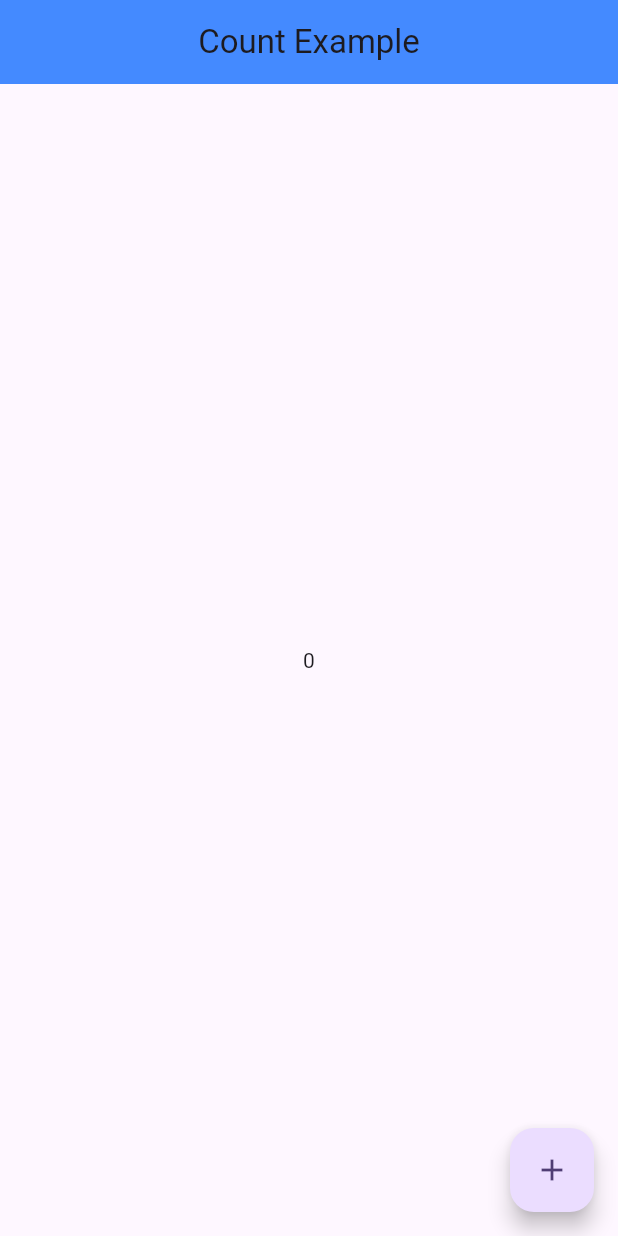
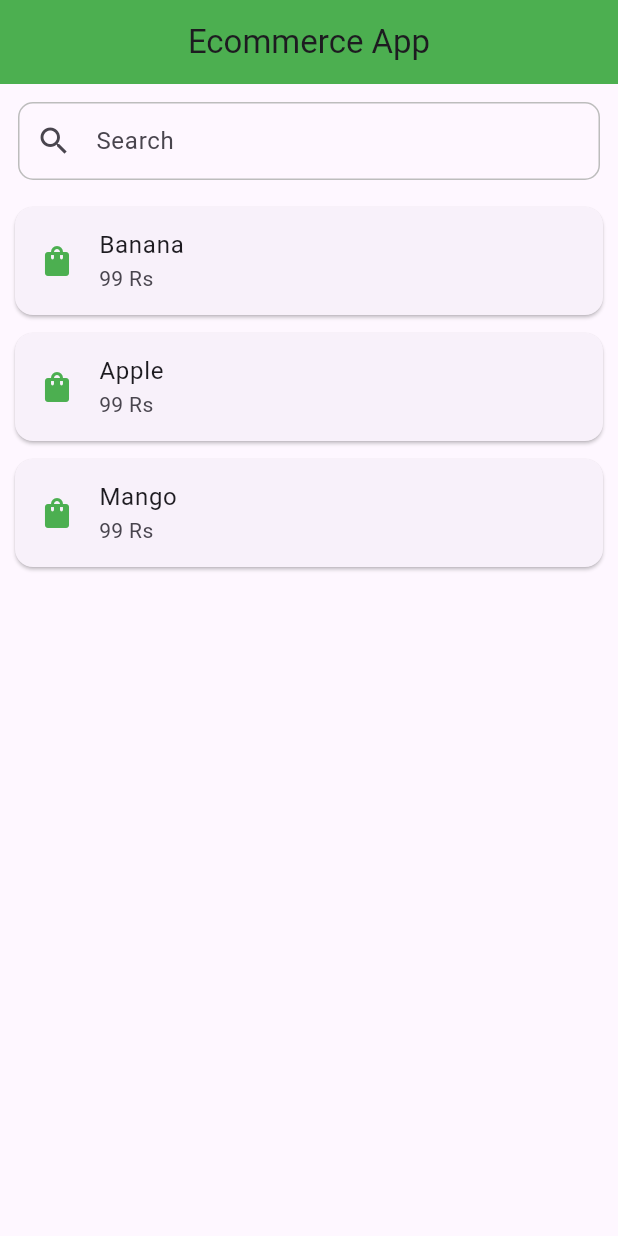
Before and after one commit to baidarbutt/c0ffee, a Flutter app: the screen it shows after launch, on a phone screen of 412 x 824 dp. Run offline on Flutter 3.47's test engine with Material 3 defaults, Android fonts, the phone set to English and light mode, and no system bars.

Commit message:
ecommrance ui

```diff
--- /dev/null
+++ b/lib/ecommareace/dashboard.dart
@@ -0,0 +1,72 @@
+import 'package:flutter/material.dart';
+
+class Dashboard extends StatelessWidget {
+  const Dashboard({super.key});
+
+  @override
+  Widget build(BuildContext context) {
+    // Product list
+    final List<String> products = ['Banana', 'Apple', 'Mango'];
+
+    return Scaffold(
+      appBar: AppBar(
+        title: const Text("Ecommerce App"),
+        backgroundColor: Colors.green,
+        centerTitle: true,
+      ),
+      body: Column(
+        children: [
+          Padding(
+            padding: const EdgeInsets.all(12.0),
+            child: TextFormField(
+              decoration: InputDecoration(
+                hintText: 'Search',
+                prefixIcon: const Icon(Icons.search),
+                contentPadding: const EdgeInsets.symmetric(
+                  vertical: 14.0,
+                  horizontal: 12.0,
+                ),
+                border: OutlineInputBorder(
+                  borderRadius: BorderRadius.circular(10.0),
+                ),
+                enabledBorder: OutlineInputBorder(
+                  borderRadius: BorderRadius.circular(10.0),
+                  borderSide: BorderSide(color: Colors.grey.shade400),
+                ),
+                focusedBorder: OutlineInputBorder(
+                  borderRadius: BorderRadius.circular(10.0),
+                  borderSide: BorderSide(
+                    color: Theme.of(context).colorScheme.primary,
+                  ),
+                ),
+              ),
+            ),
+          ),
+
+          // ✅ Wrap ListView.builder in Expanded
+          Expanded(
+            child: ListView.builder(
+              itemCount: products.length,
+              itemBuilder: (context, index) {
+                return Card(
+                  margin: const EdgeInsets.symmetric(
+                    vertical: 6,
+                    horizontal: 10,
+                  ),
+                  child: ListTile(
+                    leading: const Icon(
+                      Icons.shopping_bag,
+                      color: Colors.green,
+                    ),
+                    title: Text(products[index]),
+                    subtitle: const Text("99 Rs"),
+                  ),
+                );
+              },
+            ),
+          ),
+        ],
+      ),
+    );
+  }
+}
--- a/lib/main.dart
+++ b/lib/main.dart
@@ -1,5 +1,8 @@
 import 'package:c0ffee/count.dart';
+import 'package:c0ffee/count_provider.dart';
+import 'package:c0ffee/ecommareace/dashboard.dart';
 import 'package:flutter/material.dart';
+import 'package:provider/provider.dart';
 
 void main() {
   runApp(const MyApp());
@@ -10,13 +13,16 @@ class MyApp extends StatelessWidget {
 
   @override
   Widget build(BuildContext context) {
-    return MaterialApp(
-      debugShowCheckedModeBanner: false,
-      title: 'Flutter Demo',
-      theme: ThemeData(
-        colorScheme: ColorScheme.fromSeed(seedColor: Colors.deepPurple),
+    return ChangeNotifierProvider(
+      create: (_) => CountProvider(),
+      child: MaterialApp(
+        debugShowCheckedModeBanner: false,
+        title: 'Flutter Demo',
+        theme: ThemeData(
+          colorScheme: ColorScheme.fromSeed(seedColor: Colors.deepPurple),
+        ),
+        home: Dashboard(),
       ),
-      home: Count(),
     );
   }
 }
```
